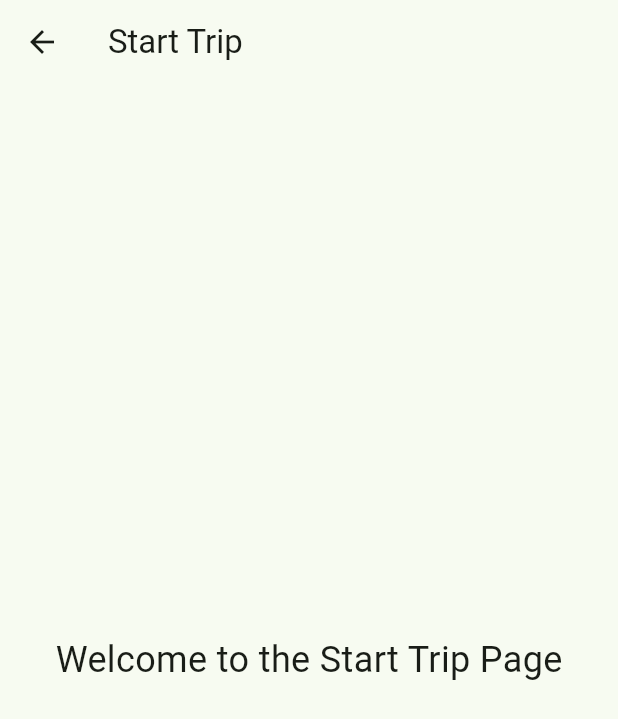
After one commit to AmenTauhid/sheridan_compass, a Flutter app: the StartTrip screen opened directly, on a phone screen of 412 x 824 dp. The commit adds this screen. Shown: the top 719 px of the screen. Run offline on Flutter 3.47's test engine with Material 2 defaults, Android fonts, the phone set to English and light mode, and no system bars; our stand-ins replace geocoding, google_maps_flutter; missing offline and left inert: flutter_polyline_points.

Commit message:
Implemented sample page changer

```diff
--- a/lib/mainV3_elias.dart
+++ b/lib/mainV3_elias.dart
@@ -1,5 +1,6 @@
 import 'package:flutter/material.dart';
 import 'package:google_maps_flutter/google_maps_flutter.dart';
+import 'package:sheridan_compass/startTrip.dart';
 import 'src/locations.dart' as locations;
 
 void main() {
@@ -172,7 +173,10 @@ class _MyAppState extends State<MyApp> {
               child: ClipOval(
                 child: ElevatedButton(
                   onPressed: () {
-                    // Add your start trip logic here
+                    Navigator.push(
+                        context,
+                        MaterialPageRoute(builder: (context) => StartTrip()),
+                    );
                   },
                   style: ElevatedButton.styleFrom(
                     padding: const EdgeInsets.all(0), // Remove padding
--- /dev/null
+++ b/lib/startTrip.dart
@@ -0,0 +1,20 @@
+import 'package:flutter/material.dart';
+
+class StartTrip extends StatelessWidget {
+  const StartTrip({Key? key}) : super(key: key);
+
+  @override
+  Widget build(BuildContext context) {
+    return Scaffold(
+      appBar: AppBar(
+        title: Text('Start Trip'),
+      ),
+      body: Center(
+        child: Text(
+          'Welcome to the Start Trip Page',
+          style: TextStyle(fontSize: 24),
+        ),
+      ),
+    );
+  }
+}
```
